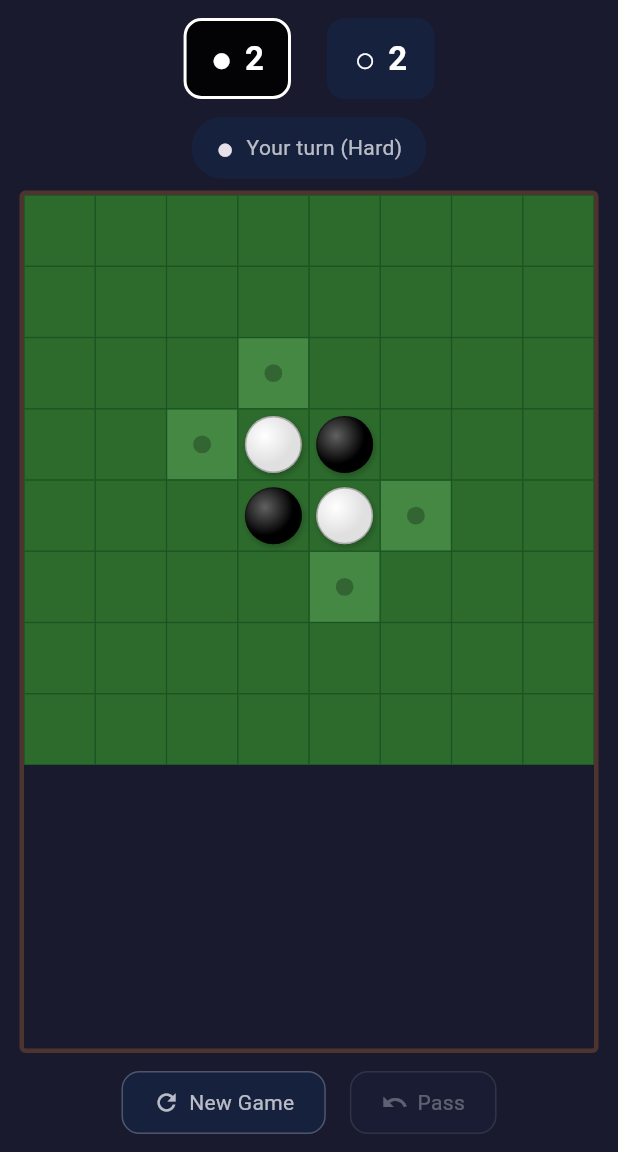
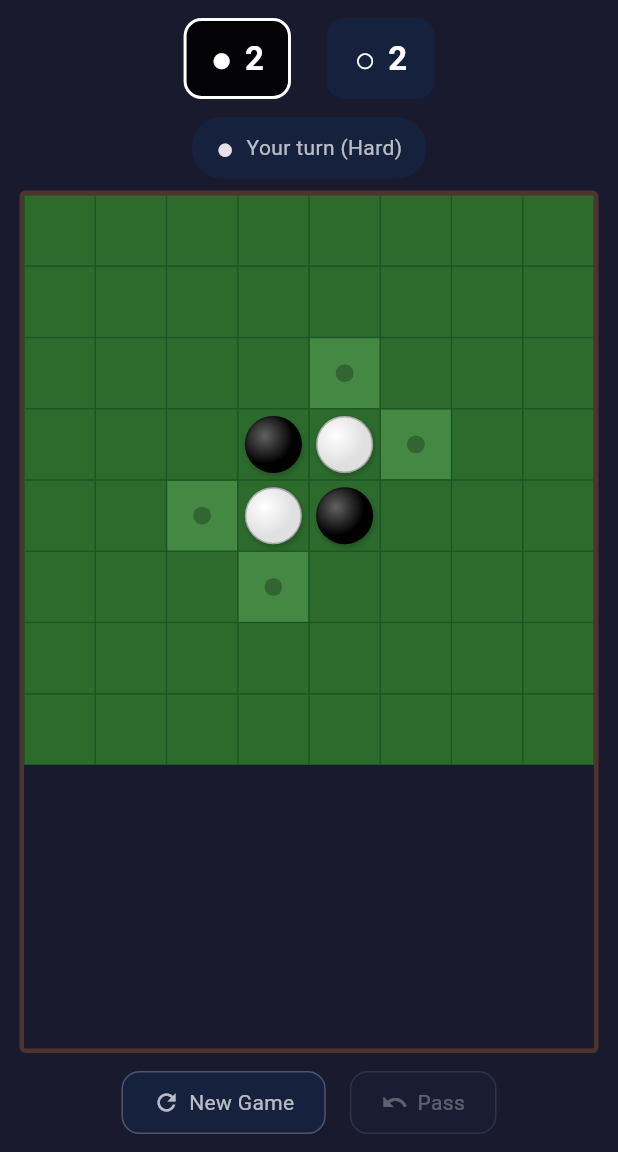
Before and after one commit to chilusoft/stratego, a Flutter app: the screen it shows after launch, on a phone screen of 412 x 824 dp, the part 84-1236 px from its top. Run offline on Flutter 3.47's test engine with Material 3 defaults, Android fonts, the phone set to English and light mode, and no system bars.

Commit message:
Fix swapped initial board colors to match standard Othello setup

```diff
--- a/lib/game/board.dart
+++ b/lib/game/board.dart
@@ -9,10 +9,10 @@ class Board {
           size,
           (_) => List.filled(size, Piece.empty),
         ) {
-    grid[3][3] = Piece.white;
-    grid[3][4] = Piece.black;
-    grid[4][3] = Piece.black;
-    grid[4][4] = Piece.white;
+    grid[3][3] = Piece.black;
+    grid[3][4] = Piece.white;
+    grid[4][3] = Piece.white;
+    grid[4][4] = Piece.black;
   }
 
   Board._(this.grid);
```
Also changed, not shown: 4 other files.
